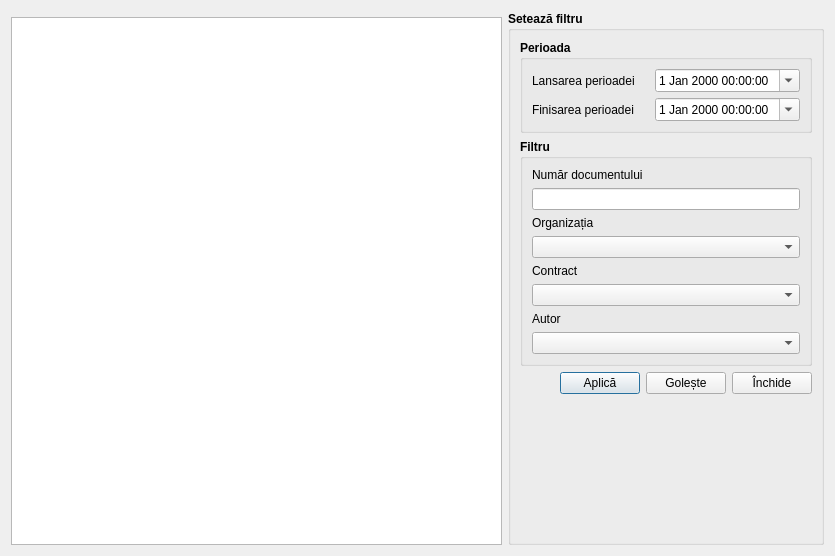
Before: the Qt Designer form docs/listdoc.ui in debalex77/USG, drawn with Qt 5.
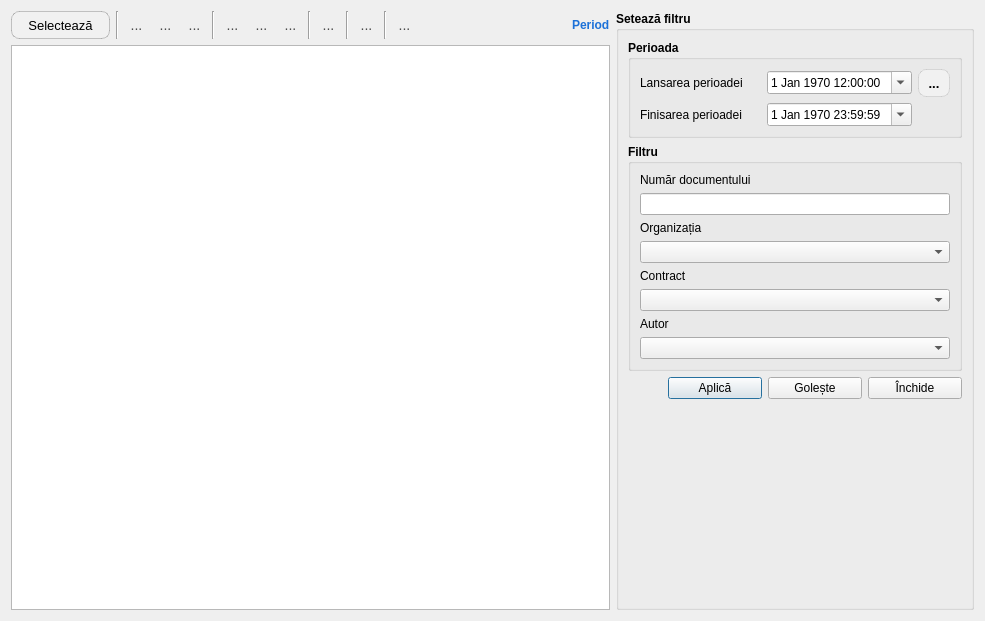
After: the same form once the commit is applied. Icons and pictures are not drawn.

```diff
--- a/docs/listdoc.ui
+++ b/docs/listdoc.ui
@@ -6,16 +6,353 @@
    <rect>
     <x>0</x>
     <y>0</y>
-    <width>835</width>
-    <height>556</height>
+    <width>985</width>
+    <height>621</height>
    </rect>
   </property>
+  <property name="font">
+   <font>
+    <family>Segoe UI</family>
+   </font>
+  </property>
   <property name="windowTitle">
    <string>Dialog</string>
   </property>
   <layout class="QGridLayout" name="gridLayout_3">
    <item row="0" column="0">
-    <layout class="QHBoxLayout" name="layoutToolBar"/>
+    <layout class="QHBoxLayout" name="layoutToolBar">
+     <item>
+      <widget class="QToolButton" name="btnSelect">
+       <property name="styleSheet">
+        <string notr="true">QToolButton
+{
+    border: 1px solid rgba(0, 0, 0, 0.2);
+    border-radius: 8px;
+    background-color: #f1f1f1;
+    color: #000000;
+    font-size: 13px;
+    padding: 4px 10px;
+}
+QToolButton:hover
+{
+    background-color: #e0e0e0;
+}
+QToolButton:pressed
+{
+    background-color: #d0d0d0;
+}</string>
+       </property>
+       <property name="text">
+        <string>Selectează</string>
+       </property>
+       <property name="icon">
+        <iconset resource="../resource.qrc">
+         <normaloff>:/img/oxygen/go-next.png</normaloff>:/img/oxygen/go-next.png</iconset>
+       </property>
+       <property name="toolButtonStyle">
+        <enum>Qt::ToolButtonTextBesideIcon</enum>
+       </property>
+      </widget>
+     </item>
+     <item>
+      <widget class="Line" name="line">
+       <property name="orientation">
+        <enum>Qt::Vertical</enum>
+       </property>
+      </widget>
+     </item>
+     <item>
+      <widget class="QToolButton" name="btnAdd">
+       <property name="styleSheet">
+        <string notr="true">QToolButton {
+    border: none;
+    background-color: transparent;
+    color: #4a4a4a;
+    font-size: 14px;
+}
+QToolButton:hover {
+    background-color: #f0f0f0;
+    color: #000000;
+}
+QToolButton:pressed {
+    background-color: #dcdcdc;
+}</string>
+       </property>
+       <property name="text">
+        <string>...</string>
+       </property>
+       <property name="icon">
+        <iconset resource="../resource.qrc">
+         <normaloff>:/img/add_x32.png</normaloff>:/img/add_x32.png</iconset>
+       </property>
+      </widget>
+     </item>
+     <item>
+      <widget class="QToolButton" name="btnEdit">
+       <property name="styleSheet">
+        <string notr="true">QToolButton {
+    border: none;
+    background-color: transparent;
+    color: #4a4a4a;
+    font-size: 14px;
+}
+QToolButton:hover {
+    background-color: #f0f0f0;
+    color: #000000;
+}
+QToolButton:pressed {
+    background-color: #dcdcdc;
+}</string>
+       </property>
+       <property name="text">
+        <string>...</string>
+       </property>
+       <property name="icon">
+        <iconset resource="../resource.qrc">
+         <normaloff>:/img/write.png</normaloff>:/img/write.png</iconset>
+       </property>
+      </widget>
+     </item>
+     <item>
+      <widget class="QToolButton" name="btnDeletion">
+       <property name="styleSheet">
+        <string notr="true">QToolButton {
+    border: none;
+    background-color: transparent;
+    color: #4a4a4a;
+    font-size: 14px;
+}
+QToolButton:hover {
+    background-color: #f0f0f0;
+    color: #000000;
+}
+QToolButton:pressed {
+    background-color: #dcdcdc;
+}</string>
+       </property>
+       <property name="text">
+        <string>...</string>
+       </property>
+       <property name="icon">
+        <iconset resource="../resource.qrc">
+         <normaloff>:/img/clear_x32.png</normaloff>:/img/clear_x32.png</iconset>
+       </property>
+      </widget>
+     </item>
+     <item>
+      <widget class="Line" name="line_2">
+       <property name="orientation">
+        <enum>Qt::Vertical</enum>
+       </property>
+      </widget>
+     </item>
+     <item>
+      <widget class="QToolButton" name="btnAddFilter">
+       <property name="styleSheet">
+        <string notr="true">QToolButton {
+    border: none;
+    background-color: transparent;
+    color: #4a4a4a;
+    font-size: 14px;
+}
+QToolButton:hover {
+    background-color: #f0f0f0;
+    color: #000000;
+}
+QToolButton:pressed {
+    background-color: #dcdcdc;
+}</string>
+       </property>
+       <property name="text">
+        <string>...</string>
+       </property>
+       <property name="icon">
+        <iconset resource="../resource.qrc">
+         <normaloff>:/img/filter-add-icon.png</normaloff>:/img/filter-add-icon.png</iconset>
+       </property>
+      </widget>
+     </item>
+     <item>
+      <widget class="QToolButton" name="btnFilter">
+       <property name="styleSheet">
+        <string notr="true">QToolButton {
+    border: none;
+    background-color: transparent;
+    color: #4a4a4a;
+    font-size: 14px;
+}
+QToolButton:hover {
+    background-color: #f0f0f0;
+    color: #000000;
+}
+QToolButton:pressed {
+    background-color: #dcdcdc;
+}</string>
+       </property>
+       <property name="text">
+        <string>...</string>
+       </property>
+       <property name="icon">
+        <iconset resource="../resource.qrc">
+         <normaloff>:/img/filter-icon.png</normaloff>:/img/filter-icon.png</iconset>
+       </property>
+      </widget>
+     </item>
+     <item>
+      <widget class="QToolButton" name="btnFilterRemove">
+       <property name="styleSheet">
+        <string notr="true">QToolButton {
+    border: none;
+    background-color: transparent;
+    color: #4a4a4a;
+    font-size: 14px;
+}
+QToolButton:hover {
+    background-color: #f0f0f0;
+    color: #000000;
+}
+QToolButton:pressed {
+    background-color: #dcdcdc;
+}</string>
+       </property>
+       <property name="text">
+        <string>...</string>
+       </property>
+       <property name="icon">
+        <iconset resource="../resource.qrc">
+         <normaloff>:/img/filter-delete-icon.png</normaloff>:/img/filter-delete-icon.png</iconset>
+       </property>
+      </widget>
+     </item>
+     <item>
+      <widget class="Line" name="line_3">
+       <property name="orientation">
+        <enum>Qt::Vertical</enum>
+       </property>
+      </widget>
+     </item>
+     <item>
+      <widget class="QToolButton" name="btnUpdateTable">
+       <property name="styleSheet">
+        <string notr="true">QToolButton {
+    border: none;
+    background-color: transparent;
+    color: #4a4a4a;
+    font-size: 14px;
+}
+QToolButton:hover {
+    background-color: #f0f0f0;
+    color: #000000;
+}
+QToolButton:pressed {
+    background-color: #dcdcdc;
+}</string>
+       </property>
+       <property name="text">
+        <string>...</string>
+       </property>
+       <property name="icon">
+        <iconset resource="../resource.qrc">
+         <normaloff>:/img/update_x32.png</normaloff>:/img/update_x32.png</iconset>
+       </property>
+      </widget>
+     </item>
+     <item>
+      <widget class="Line" name="line_4">
+       <property name="orientation">
+        <enum>Qt::Vertical</enum>
+       </property>
+      </widget>
+     </item>
+     <item>
+      <widget class="QToolButton" name="btnPrint">
+       <property name="styleSheet">
+        <string notr="true">QToolButton {
+    border: none;
+    background-color: transparent;
+    color: #4a4a4a;
+    font-size: 14px;
+}
+QToolButton:hover {
+    background-color: #f0f0f0;
+    color: #000000;
+}
+QToolButton:pressed {
+    background-color: #dcdcdc;
+}</string>
+       </property>
+       <property name="text">
+        <string>...</string>
+       </property>
+       <property name="icon">
+        <iconset resource="../resource.qrc">
+         <normaloff>:/img/print.png</normaloff>:/img/print.png</iconset>
+       </property>
+      </widget>
+     </item>
+     <item>
+      <widget class="Line" name="line_5">
+       <property name="orientation">
+        <enum>Qt::Vertical</enum>
+       </property>
+      </widget>
+     </item>
+     <item>
+      <widget class="QToolButton" name="btnPeriodDate">
+       <property name="styleSheet">
+        <string notr="true">QToolButton {
+    border: none;
+    background-color: transparent;
+    color: #4a4a4a;
+    font-size: 14px;
+}
+QToolButton:hover {
+    background-color: #f0f0f0;
+    color: #000000;
+}
+QToolButton:pressed {
+    background-color: #dcdcdc;
+}</string>
+       </property>
+       <property name="text">
+        <string>...</string>
+       </property>
+       <property name="icon">
+        <iconset resource="../resource.qrc">
+         <normaloff>:/img/date_period.png</normaloff>:/img/date_period.png</iconset>
+       </property>
+      </widget>
+     </item>
+     <item>
+      <spacer name="horizontalSpacer_2">
+       <property name="orientation">
+        <enum>Qt::Horizontal</enum>
+       </property>
+       <property name="sizeHint" stdset="0">
+        <size>
+         <width>40</width>
+         <height>20</height>
+        </size>
+       </property>
+      </spacer>
+     </item>
+     <item>
+      <widget class="QLabel" name="lablePeriodDate">
+       <property name="font">
+        <font>
+         <family>Segoe UI</family>
+         <bold>true</bold>
+        </font>
+       </property>
+       <property name="styleSheet">
+        <string notr="true">color: rgb(28, 113, 216);</string>
+       </property>
+       <property name="text">
+        <string>Period</string>
+       </property>
+      </widget>
+     </item>
+    </layout>
    </item>
    <item row="0" column="1" rowspan="2">
     <widget class="QGroupBox" name="groupBoxFilterComplex">
@@ -27,7 +364,7 @@
      </property>
      <property name="font">
       <font>
-       <weight>75</weight>
+       <family>Segoe UI</family>
        <bold>true</bold>
       </font>
      </property>
@@ -45,7 +382,7 @@
           <widget class="QLabel" name="label_2">
            <property name="font">
             <font>
-             <weight>50</weight>
+             <family>Segoe UI</family>
              <bold>false</bold>
             </font>
            </property>
@@ -54,27 +391,24 @@
            </property>
           </widget>
          </item>
-         <item row="0" column="1">
-          <widget class="QDateTimeEdit" name="filterStartDateTime">
-           <property name="font">
-            <font>
-             <weight>50</weight>
-             <bold>false</bold>
-            </font>
-           </property>
-           <property name="calendarPopup">
-            <bool>true</bool>
-           </property>
-          </widget>
-         </item>
          <item row="1" column="1">
           <widget class="QDateTimeEdit" name="filterEndDateTime">
            <property name="font">
             <font>
-             <weight>50</weight>
+             <family>Segoe UI</family>
              <bold>false</bold>
             </font>
            </property>
+           <property name="dateTime">
+            <datetime>
+             <hour>23</hour>
+             <minute>59</minute>
+             <second>59</second>
+             <year>1970</year>
+             <month>1</month>
+             <day>1</day>
+            </datetime>
+           </property>
            <property name="calendarPopup">
             <bool>true</bool>
            </property>
@@ -84,7 +418,7 @@
           <widget class="QLabel" name="label">
            <property name="font">
             <font>
-             <weight>50</weight>
+             <family>Segoe UI</family>
              <bold>false</bold>
             </font>
            </property>
@@ -93,6 +427,55 @@
            </property>
           </widget>
          </item>
+         <item row="0" column="1">
+          <widget class="QDateTimeEdit" name="filterStartDateTime">
+           <property name="font">
+            <font>
+             <family>Segoe UI</family>
+             <bold>false</bold>
+            </font>
+           </property>
+           <property name="dateTime">
+            <datetime>
+             <hour>12</hour>
+             <minute>0</minute>
+             <second>0</second>
+             <year>1970</year>
+             <month>1</month>
+             <day>1</day>
+            </datetime>
+           </property>
+           <property name="calendarPopup">
+            <bool>true</bool>
+           </property>
+          </widget>
+         </item>
+         <item row="0" column="2">
+          <widget class="QToolButton" name="btnChoicePeriod">
+           <property name="styleSheet">
+            <string notr="true">QToolButton
+{
+    border: 1px solid rgba(0, 0, 0, 0.1);
+    border-radius: 8px;
+    background-color: #f1f1f1;
+    color: #000000;
+    font-size: 13px;
+    padding: 4px 4px;
+}
+QToolButton:hover
+{
+    background-color: #e0e0e0;
+}
+QToolButton:pressed
+{
+    background-color: #d0d0d0;
+}</string>
+           </property>
+           <property name="text">
+            <string>...</string>
+           </property>
+          </widget>
+         </item>
         </layout>
        </widget>
       </item>
@@ -100,7 +483,7 @@
        <widget class="QGroupBox" name="groupBoxFilter">
         <property name="font">
          <font>
-          <weight>75</weight>
+          <family>Segoe UI</family>
           <bold>true</bold>
          </font>
         </property>
@@ -112,7 +495,7 @@
           <widget class="QLabel" name="label_5">
            <property name="font">
             <font>
-             <weight>50</weight>
+             <family>Segoe UI</family>
              <bold>false</bold>
             </font>
            </property>
@@ -125,7 +508,7 @@
           <widget class="QComboBox" name="FilterComboOrganization">
            <property name="font">
             <font>
-             <weight>50</weight>
+             <family>Segoe UI</family>
              <bold>false</bold>
             </font>
            </property>
@@ -135,7 +518,7 @@
           <widget class="QComboBox" name="filterComboUser">
            <property name="font">
             <font>
-             <weight>50</weight>
+             <family>Segoe UI</family>
              <bold>false</bold>
             </font>
            </property>
@@ -145,7 +528,7 @@
           <widget class="QLabel" name="label_3">
            <property name="font">
             <font>
-             <weight>50</weight>
+             <family>Segoe UI</family>
              <bold>false</bold>
             </font>
            </property>
@@ -158,7 +541,7 @@
           <widget class="QLabel" name="label_6">
            <property name="font">
             <font>
-             <weight>50</weight>
+             <family>Segoe UI</family>
              <bold>false</bold>
             </font>
            </property>
@@ -171,7 +554,7 @@
           <widget class="QComboBox" name="filterComboContract">
            <property name="font">
             <font>
-             <weight>50</weight>
+             <family>Segoe UI</family>
              <bold>false</bold>
             </font>
            </property>
@@ -181,7 +564,7 @@
           <widget class="QLabel" name="label_4">
            <property name="font">
             <font>
-             <weight>50</weight>
+             <family>Segoe UI</family>
              <bold>false</bold>
             </font>
            </property>
@@ -194,7 +577,7 @@
           <widget class="QLineEdit" name="filterEditNumberDoc">
            <property name="font">
             <font>
-             <weight>50</weight>
+             <family>Segoe UI</family>
              <bold>false</bold>
             </font>
            </property>
@@ -229,9 +612,15 @@
             <verstretch>0</verstretch>
            </sizepolicy>
           </property>
+          <property name="minimumSize">
+           <size>
+            <width>94</width>
+            <height>0</height>
+           </size>
+          </property>
           <property name="font">
            <font>
-            <weight>50</weight>
+            <family>Segoe UI</family>
             <bold>false</bold>
            </font>
           </property>
@@ -248,9 +637,15 @@
             <verstretch>0</verstretch>
            </sizepolicy>
           </property>
+          <property name="minimumSize">
+           <size>
+            <width>94</width>
+            <height>0</height>
+           </size>
+          </property>
           <property name="font">
            <font>
-            <weight>50</weight>
+            <family>Segoe UI</family>
             <bold>false</bold>
            </font>
           </property>
@@ -267,9 +662,15 @@
             <verstretch>0</verstretch>
            </sizepolicy>
           </property>
+          <property name="minimumSize">
+           <size>
+            <width>94</width>
+            <height>0</height>
+           </size>
+          </property>
           <property name="font">
            <font>
-            <weight>50</weight>
+            <family>Segoe UI</family>
             <bold>false</bold>
            </font>
           </property>
```
Left out of the diff: 16 changed lines with no effect on the pictures.
